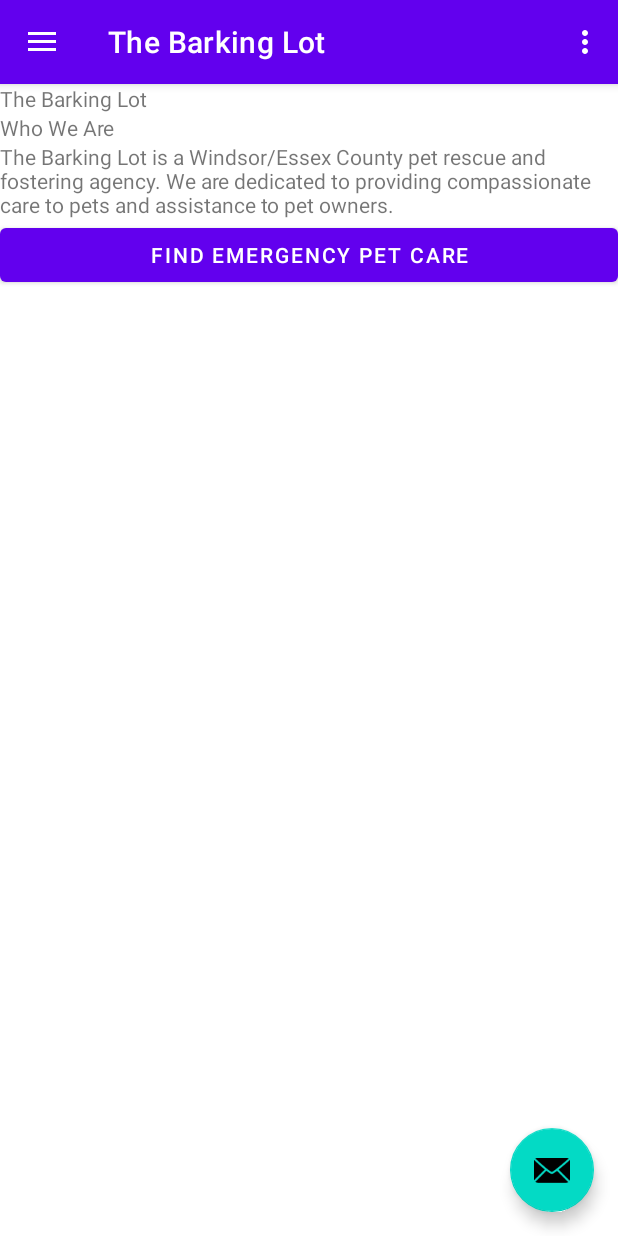
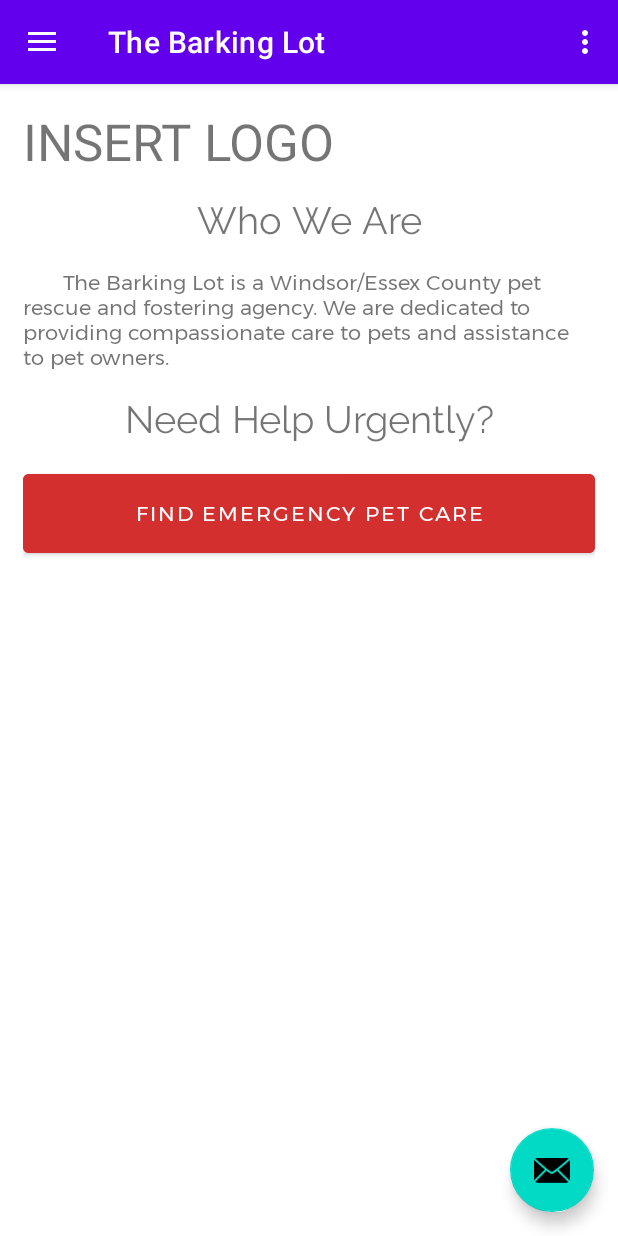
Before and after one commit to avmccallum/TheBarkingLot, an Android app: the screen it shows after launch (MainActivity), on a phone screen of 412 x 824 dp. Run offline under Robolectric (Android 15) with nearby library versions, the phone set to English and light mode, and no system bars; our stand-ins replace navigation-ui.

Commit message:
#4 Change formatting on home screen
* Add fonts for titles and body text

```diff
--- a/app/src/main/res/layout/fragment_home.xml
+++ b/app/src/main/res/layout/fragment_home.xml
@@ -9,30 +9,53 @@
     <LinearLayout
         android:layout_width="match_parent"
         android:layout_height="wrap_content"
-        android:orientation="vertical" >
+        android:layout_margin="@dimen/main_margin"
+        android:orientation="vertical">
 
         <TextView
             android:id="@+id/textView2"
             android:layout_width="match_parent"
             android:layout_height="wrap_content"
-            android:text="@string/store_name" />
+            android:text="INSERT LOGO"
+            android:textSize="34sp" />
 
         <TextView
             android:id="@+id/textView4"
             android:layout_width="match_parent"
             android:layout_height="wrap_content"
-            android:text="@string/home_intro" />
+            android:layout_marginTop="@dimen/main_margin"
+            android:layout_marginBottom="@dimen/main_margin"
+            android:fontFamily="@font/raleway"
+            android:text="@string/home_intro"
+            android:textAlignment="center"
+            android:textSize="@dimen/subtitle_font" />
 
         <TextView
             android:id="@+id/textView3"
             android:layout_width="match_parent"
             android:layout_height="wrap_content"
+            android:fontFamily="@font/montserrat"
             android:text="@string/mission_statement" />
+
+        <TextView
+            android:id="@+id/textView5"
+            android:layout_width="match_parent"
+            android:layout_height="wrap_content"
+            android:layout_marginTop="@dimen/main_margin"
+            android:fontFamily="@font/raleway"
+            android:text="@string/emergency_title"
+            android:textAlignment="center"
+            android:textSize="@dimen/subtitle_font" />
 
         <Button
             android:id="@+id/emergencyButton"
             android:layout_width="match_parent"
             android:layout_height="wrap_content"
+            android:layout_marginTop="@dimen/main_margin"
+            android:backgroundTint="@color/red_700"
+            android:fontFamily="@font/montserrat"
+            android:paddingTop="@dimen/button_padding"
+            android:paddingBottom="@dimen/button_padding"
             android:text="@string/emergency_services" />
     </LinearLayout>
 </ScrollView>
--- a/app/src/main/res/values/colors.xml
+++ b/app/src/main/res/values/colors.xml
@@ -7,4 +7,5 @@
     <color name="teal_700">#FF018786</color>
     <color name="black">#FF000000</color>
     <color name="white">#FFFFFFFF</color>
+    <color name="red_700">#D32F2F</color>
 </resources>
--- a/app/src/main/res/values/dimens.xml
+++ b/app/src/main/res/values/dimens.xml
@@ -5,4 +5,7 @@
     <dimen name="nav_header_vertical_spacing">8dp</dimen>
     <dimen name="nav_header_height">176dp</dimen>
     <dimen name="fab_margin">16dp</dimen>
+    <dimen name="main_margin">15dp</dimen>
+    <dimen name="subtitle_font">25sp</dimen>
+    <dimen name="button_padding">15dp</dimen>
 </resources>
--- a/app/src/main/res/values/strings.xml
+++ b/app/src/main/res/values/strings.xml
@@ -10,9 +10,10 @@
     <string name="menu_home">Home</string>
     <string name="store_name">The Barking Lot</string>
     <string name="emergency_services">FIND EMERGENCY PET CARE</string>
+    <string name="emergency_title">Need Help Urgently?</string>
     <string name="home_intro">Who We Are</string>
-    <string name="mission_statement">The Barking Lot is a Windsor/Essex County pet rescue and
+    <string name="mission_statement">\t\tThe Barking Lot is a Windsor/Essex County pet rescue and
         fostering agency. We are dedicated to providing compassionate care to pets and assistance
-        to pet owners.</string>
+        to pet owners. </string>
 
 </resources>
```
Also changed, not shown: app/src/main/res/font/montserrat.ttf (added), app/src/main/res/font/raleway.ttf (added).
